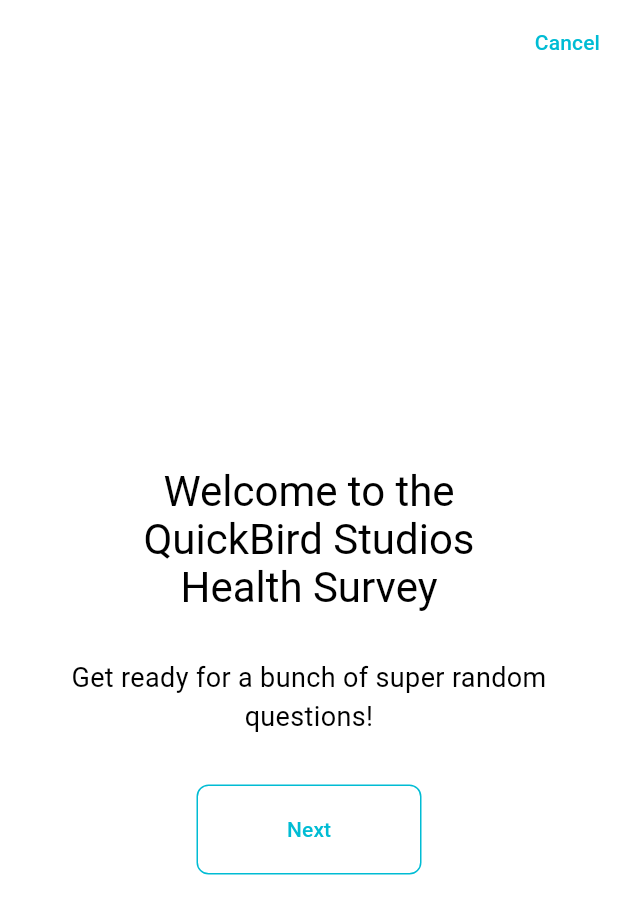
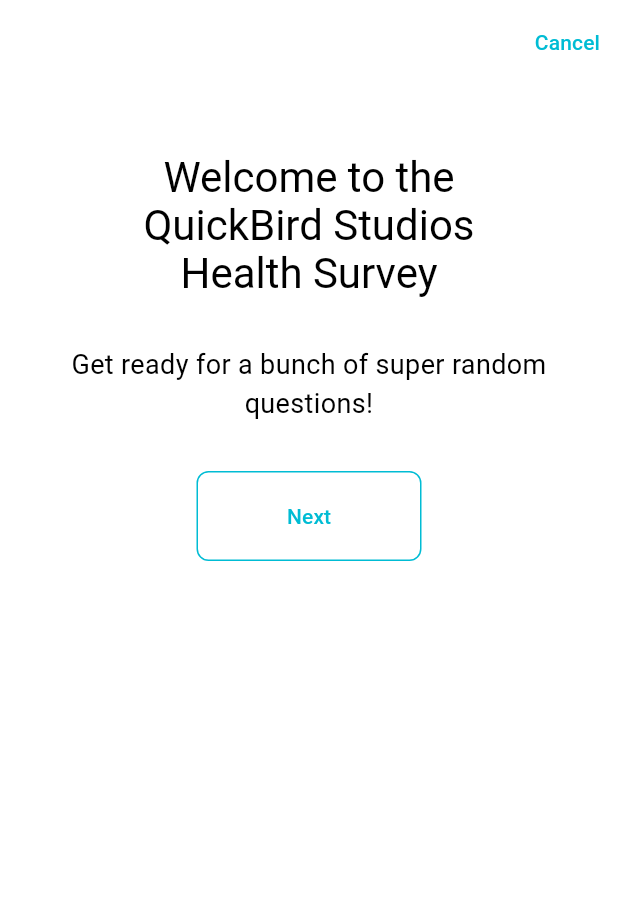
Before and after one commit to maciejbrasewicz/survey_kit, a Flutter app: the screen it shows after launch, on a phone screen of 412 x 824 dp. Shown: the top 914 px of the screen. Run offline on Flutter 3.47's test engine with Material 3 defaults, Android fonts, the phone set to English and light mode, and no system bars; our stand-ins replace equatable, flutter_bloc, flutter_platform_widgets, image_picker, lottie.

Commit message:
feat: no vertical gap when title empty

```diff
--- a/lib/src/views/widget/step_view.dart
+++ b/lib/src/views/widget/step_view.dart
@@ -4,26 +4,24 @@
 import 'package:survey_kit/src/result/question_result.dart';
 import 'package:survey_kit/src/steps/step.dart' as surveystep;
 
-/// Zwraca `true`, gdy przekazany widget jest „pustym” tytułem
-/// (SizedBox.shrink(), Text('') lub Text(' '), ewentualnie Padding/Center
-/// zawierające taki pusty Text).
+/// ---------------------------------------------------------------------------
+///  Helpers
+/// ---------------------------------------------------------------------------
+
+/// Prawdziwy, wizualny „brak tytułu”.
 bool _isEmptyTitle(Widget w) {
-  // 1) pusty SizedBox
-  if (w is SizedBox) return true;
-
-  // 2) pusty lub „spacja” w Text
-  if (w is Text) return (w.data?.trim().isEmpty ?? true);
-
-  // 3) opakowania jednowidżetowe (Padding, Center, Align)
-  if (w is Padding || w is Center || w is Align) {
-    final Widget? child =
-        w is Padding ? w.child : (w as dynamic).child as Widget?;
+  if (w is SizedBox) return true;                                // 1) SizedBox.shrink()
+  if (w is Text)   return (w.data?.trim().isEmpty ?? true);      // 2) pusty / spacja
+  if (w is Padding || w is Center || w is Align) {               // 3) jednowidżetowe powłoki
+    final child = (w as dynamic).child as Widget?;
     return child == null ? true : _isEmptyTitle(child);
   }
+  return false;                                                  // 4) coś widać
+}
 
-  // 4) wszystko inne traktujemy jako widoczny tytuł
-  return false;
-}
+/// ---------------------------------------------------------------------------
+///  Widok jednego kroku
+/// ---------------------------------------------------------------------------
 
 class StepView extends StatelessWidget {
   final surveystep.Step step;
@@ -48,23 +46,35 @@
     final SurveyController surveyController =
         controller ?? context.read<SurveyController>();
 
-    return _content(surveyController, context);
-  }
-
-  Widget _content(SurveyController surveyController, BuildContext context) {
     return SizedBox.expand(
       child: Container(
         color: Theme.of(context).colorScheme.background,
-        child: Center(
+        // ------------- UWAGA: Align zamiast Center -------------
+        // TopCenter sprawia, że cała kolumna startuje pod AppBarem,
+        // a nie pośrodku ekranu.
+        child: Align(
+          alignment: Alignment.topCenter,
           child: SingleChildScrollView(
-            child: Column(
-              mainAxisAlignment: MainAxisAlignment.center,
+            child: _buildColumn(context, surveyController),
+          ),
+        ),
+      ),
+    );
+  }
+
+  /// Kolumna z tytułem, treścią i przyciskiem
+  Widget _buildColumn(BuildContext context, SurveyController surveyController) {
+    final bool hasTitle = !_isEmptyTitle(title);
+
+    return Column(
+      // Jeśli nie ma tytułu – zaczynaj od góry; jeżeli jest – możesz wycentrować.
+      mainAxisAlignment:
+          hasTitle ? MainAxisAlignment.center : MainAxisAlignment.start,
       crossAxisAlignment: CrossAxisAlignment.center,
       children: [
-                // ---------- tytuł (wyświetlony tylko gdy nie-pusty) ----------
-                if (!_isEmptyTitle(title))
+        if (hasTitle)
           Padding(
-                    padding: const EdgeInsets.symmetric(vertical: 32.0),
+            padding: const EdgeInsets.symmetric(vertical: 32),
             child: title,
           ),
 
@@ -73,17 +83,14 @@
 
         // ---------- przycisk „Dalej / Next” ----------
         Padding(
-                  padding: const EdgeInsets.symmetric(vertical: 32.0),
+          padding: const EdgeInsets.symmetric(vertical: 32),
           child: OutlinedButton(
             onPressed: (isValid || step.isOptional)
                 ? () {
                     if (FocusScope.of(context).hasFocus) {
                       FocusScope.of(context).unfocus();
                     }
-                            surveyController.nextStep(
-                              context,
-                              resultFunction,
-                            );
+                    surveyController.nextStep(context, resultFunction);
                   }
                 : null,
             child: Text(
@@ -99,10 +106,6 @@
           ),
         ),
       ],
-            ),
-          ),
-        ),
-      ),
     );
   }
 }
```
Lines whose indentation alone changed are shown as unchanged.
